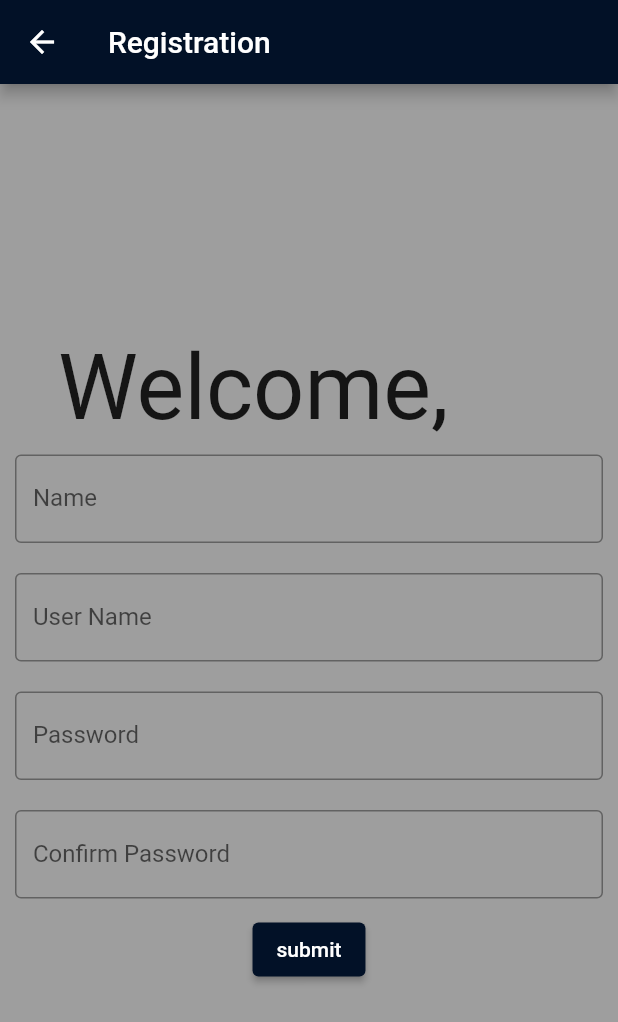
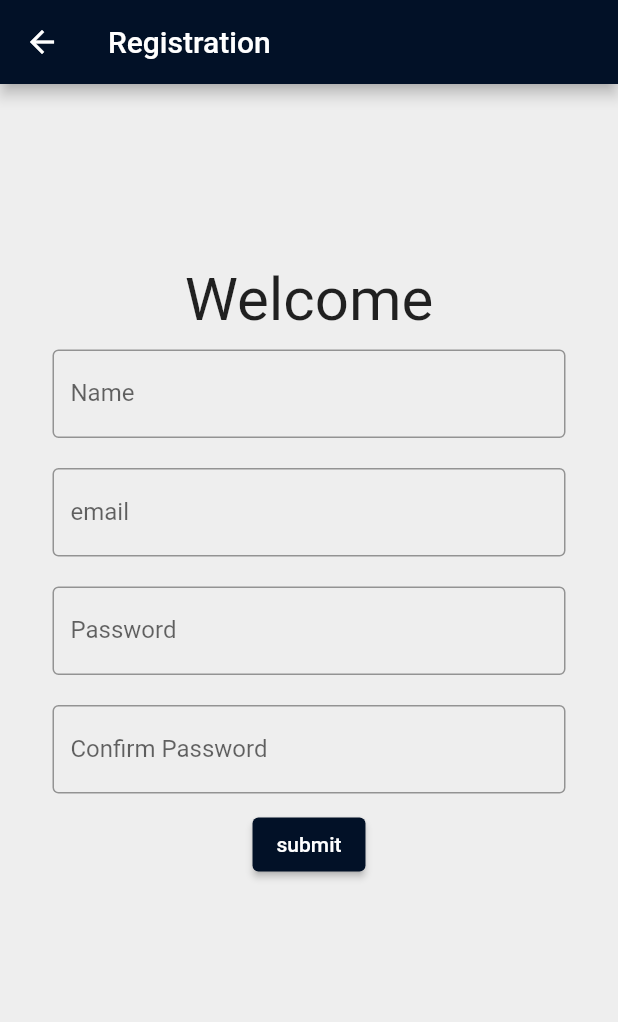
Before and after one commit to damanbehl/carbnb, a Flutter app: the logingpageform screen opened by its route, on a phone screen of 412 x 824 dp. Shown: the top 1022 px of the screen. Run offline on Flutter 3.47's test engine with Material 2 defaults, Android fonts, the phone set to English and light mode, and no system bars; our stand-ins replace firebase_auth, firebase_core, flutter_credit_card; accounts and stored records are empty; network calls fail.

Commit message:
Registration capabilities added

```diff
--- a/lib/logingpageform.dart
+++ b/lib/logingpageform.dart
@@ -1,5 +1,9 @@
 import 'package:flutter/material.dart';
+import 'package:flutter/services.dart';
 import 'constant.dart';
+import 'package:firebase_auth/firebase_auth.dart';
+import 'package:carbnb/components/uility_ui.dart' as UUI;
+
 class logingpageform extends StatefulWidget {
   const logingpageform({Key? key}) : super(key: key);
 
@@ -8,6 +12,13 @@ class logingpageform extends StatefulWidget {
 }
 
 class _logingpageformState extends State<logingpageform> {
+  final formkey = GlobalKey<FormState>();
+  final _auth = FirebaseAuth.instance;
+  String email = "";
+  String password = "";
+  String name = "";
+  bool isloading = false;
+
   @override
   Widget build(BuildContext context) {
     return Scaffold(
@@ -17,67 +28,157 @@ class _logingpageformState extends State<logingpageform> {
           title: const Text('Registration'),
           backgroundColor: defaultColor,
         ),
-        body: Column(
-          crossAxisAlignment: CrossAxisAlignment.center,
+        body: isloading
+            ? const Center(
+                child: CircularProgressIndicator(),
+              )
+            : Form(
+                key: formkey,
+                child: AnnotatedRegion<SystemUiOverlayStyle>(
+                    value: SystemUiOverlayStyle.light,
+                    child: Stack(
+                      children: [
+                        Container(
+                          height: double.infinity,
+                          width: double.infinity,
+                          color: Colors.grey[200],
+                          child: SingleChildScrollView(
+                            padding: const EdgeInsets.symmetric(
+                                horizontal: 25, vertical: 120),
+                            child: Column(
                               mainAxisAlignment: MainAxisAlignment.center,
                               children: [
-            Container(
-              child: const Text(
-                'Welcome,     ',
-                style: TextStyle(fontSize: 60),
+                                const Text(
+                                  'Welcome',
+                                  style: TextStyle(fontSize: 40),
+                                ),
+                                Padding(
+                                  padding: const EdgeInsets.all(10),
+                                  child: TextFormField(
+                                    keyboardType: TextInputType.name,
+                                    onChanged: (value) {
+                                      name = value.toString().trim();
+                                    },
+                                    validator: (value) => (value!.isEmpty)
+                                        ? ' Please enter name'
+                                        : null,
+                                    cursorColor: Colors.white,
+                                    decoration: const InputDecoration(
+                                        border: OutlineInputBorder(),
+                                        labelText: 'Name',
+                                        hintText: 'Name'),
                                   ),
                                 ),
-            const Padding(
-              padding: EdgeInsets.all(10),
-              child: TextField(
+                                Padding(
+                                  padding: const EdgeInsets.all(10),
+                                  child: TextFormField(
+                                    keyboardType: TextInputType.emailAddress,
                                     cursorColor: Colors.white,
-                decoration: InputDecoration(
+                                    onChanged: (value) {
+                                      email = value.toString().trim();
+                                    },
+                                    validator: (value) => (value!.isEmpty &&
+                                            UUI.isEmailValid(value))
+                                        ? ' Please enter a valid email'
+                                        : null,
+                                    decoration: const InputDecoration(
                                         border: OutlineInputBorder(),
-                    labelText: 'Name',
-                    hintText: ' Last Name'),
+                                        labelText: 'email',
+                                        hintText:
+                                            'Enter valid mail id as abc@gmail.com'),
                                   ),
                                 ),
-            const Padding(
-              padding: EdgeInsets.all(10),
-              child: TextField(
-                cursorColor: Colors.white,
-                decoration: InputDecoration(
-                    border: OutlineInputBorder(),
-                    labelText: 'User Name',
-                    hintText: 'Enter valid mail id as abc@gmail.com'),
-              ),
-            ),
-            const Padding(
-              padding: EdgeInsets.all(10),
-              child: TextField(
+                                Padding(
+                                  padding: const EdgeInsets.all(10),
+                                  child: TextFormField(
+                                    validator: (value) {
+                                      if (value!.isEmpty &&
+                                          UUI.validatePssword(value)) {
+                                        return "Please enter an alphanumeric 8 length Password";
+                                      }
+                                    },
+                                    onChanged: (value) {
+                                      password = value;
+                                    },
                                     obscureText: true,
-                decoration: InputDecoration(
+                                    decoration: const InputDecoration(
                                         border: OutlineInputBorder(),
                                         labelText: 'Password',
                                         hintText: 'Enter your secure password'),
                                   ),
                                 ),
-            const Padding(
-              padding: EdgeInsets.all(10),
-              child: TextField(
+                                Padding(
+                                  padding: const EdgeInsets.all(10),
+                                  child: TextFormField(
                                     obscureText: true,
-                decoration: InputDecoration(
+                                    validator: (value) {
+                                      if (value!.isEmpty && value != password) {
+                                        return "Your password does not match";
+                                      }
+                                    },
+                                    decoration: const InputDecoration(
                                         border: OutlineInputBorder(),
                                         labelText: 'Confirm Password',
                                         hintText: 'Enter your secure password'),
                                   ),
                                 ),
-            Container(
-              child: ElevatedButton(
-                onPressed: () {
-                  Navigator.pushNamed(context, '/paymentmethod');
+                                ElevatedButton(
+                                  onPressed: () async {
+                                    await onRegister();
+                                    Navigator.pushNamed(
+                                        context, '/paymentmethod');
                                     print('submit');
                                   },
-                child: Text('submit'),
+                                  child: const Text('submit'),
+                                )
+                              ],
+                            ),
                           ),
                         )
                       ],
+                    )),
+              ));
+  }
+
+  Future onRegister() async {
+    if (formkey.currentState!.validate()) {
+      setState(() {
+        isloading = true;
+      });
+      try {
+        await _auth.createUserWithEmailAndPassword(
+            email: email, password: password);
+        ScaffoldMessenger.of(context).showSnackBar(const SnackBar(
+          backgroundColor: Colors.blueGrey,
+          content: Padding(
+            padding: EdgeInsets.all(8.0),
+            child: Text('Successfully Registered. You can Login Now'),
           ),
-      );
+          duration: Duration(seconds: 5),
+        ));
+        Navigator.of(context).pop();
+        setState(() {
+          isloading = false;
+        });
+      } on FirebaseAuthException catch (e) {
+        showDialog(
+            context: context,
+            builder: (context) => AlertDialog(
+                  title: const Text(' Ops! Registration failed'),
+                  content: Text('${e.message}'),
+                  actions: [
+                    TextButton(
+                      onPressed: () {
+                        Navigator.of(context).pop();
+                      },
+                      child: const Text('Okay'),
+                    )
+                  ],
+                ));
+      }
+      setState(() {
+        isloading = false;
+      });
     }
   }
+}
--- a/lib/main.dart
+++ b/lib/main.dart
@@ -12,9 +12,11 @@ import 'product_page.dart';
 import 'user_profile.dart';
 import 'main_home_page.dart';
 import 'car_insurance_details.dart';
+import 'package:firebase_core/firebase_core.dart';
 
-void main() {
-  // runApp(LoginPage());
+void main() async {
+  WidgetsFlutterBinding.ensureInitialized();
+  await Firebase.initializeApp();
   runApp(const MainApp());
 }
 
--- a/pubspec.yaml
+++ b/pubspec.yaml
@@ -36,6 +36,8 @@ dependencies:
   cupertino_icons: ^1.0.2
   flutter_credit_card: ^3.0.0
   http: ^0.13.4
+  firebase_auth: ^3.0.1
+  firebase_core: ^1.4.0
 
 dev_dependencies:
   flutter_test:
```
Also changed, not shown: lib/components/uility_ui.dart (+13 -0 lines), pubspec.lock, 4 other files. Lines whose indentation alone changed are shown as unchanged.
